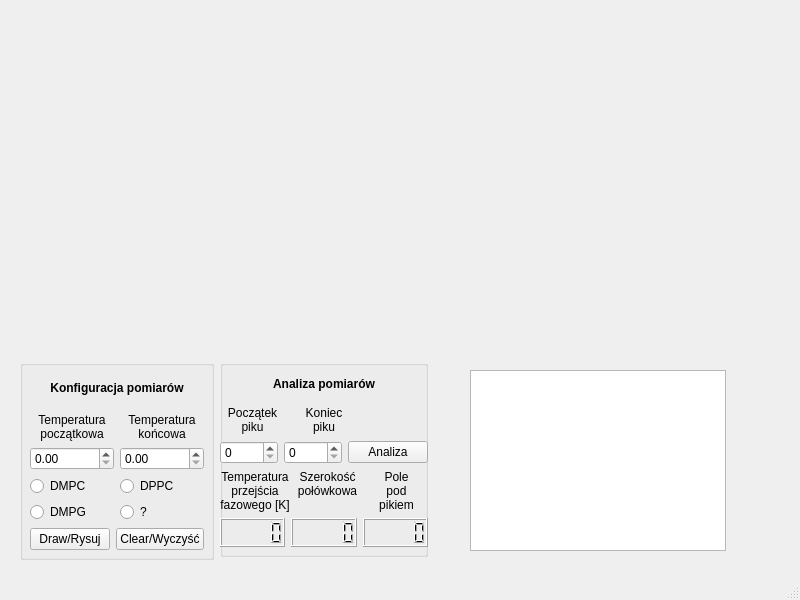
Above: Calorimetry/mainwindow.ui from pgogoWro/CalorimetryQT before the change. Below: the same form after it.
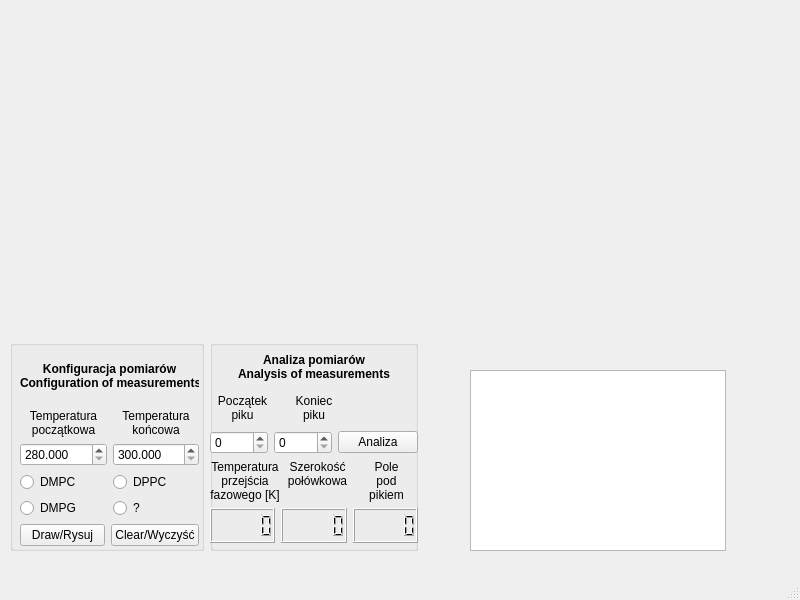
That is the form after the change. Custom widgets are drawn as their Qt base class.

Commit message: All configuration of measurements works

Diff of the .ui file:
```diff
--- a/Calorimetry/mainwindow.ui
+++ b/Calorimetry/mainwindow.ui
@@ -20,17 +20,17 @@
       <x>10</x>
       <y>10</y>
       <width>781</width>
-      <height>341</height>
+      <height>321</height>
      </rect>
     </property>
    </widget>
    <widget class="QGroupBox" name="groupBox">
     <property name="geometry">
      <rect>
-      <x>20</x>
-      <y>360</y>
+      <x>10</x>
+      <y>340</y>
       <width>194</width>
-      <height>200</height>
+      <height>211</height>
      </rect>
     </property>
     <widget class="QWidget" name="layoutWidget">
@@ -38,15 +38,15 @@
       <rect>
        <x>10</x>
        <y>10</y>
-       <width>174</width>
-       <height>180</height>
+       <width>179</width>
+       <height>196</height>
       </rect>
      </property>
      <layout class="QVBoxLayout" name="verticalLayout_5">
       <item>
        <widget class="QLabel" name="label">
         <property name="text">
-         <string>&lt;html&gt;&lt;head/&gt;&lt;body&gt;&lt;p&gt;&lt;span style=&quot; font-weight:700;&quot;&gt;Konfiguracja pomiarów&lt;/span&gt;&lt;/p&gt;&lt;/body&gt;&lt;/html&gt;</string>
+         <string>&lt;html&gt;&lt;head/&gt;&lt;body&gt;&lt;p&gt;&lt;span style=&quot; font-weight:700;&quot;&gt;Konfiguracja pomiarów&lt;br/&gt;Configuration of measurements&lt;/span&gt;&lt;/p&gt;&lt;/body&gt;&lt;/html&gt;</string>
         </property>
         <property name="alignment">
          <set>Qt::AlignCenter</set>
@@ -68,7 +68,20 @@
            </widget>
           </item>
           <item>
-           <widget class="QDoubleSpinBox" name="startTempSet"/>
+           <widget class="QDoubleSpinBox" name="startTempSet">
+            <property name="decimals">
+             <number>3</number>
+            </property>
+            <property name="minimum">
+             <double>280.000000000000000</double>
+            </property>
+            <property name="maximum">
+             <double>310.000000000000000</double>
+            </property>
+            <property name="singleStep">
+             <double>0.015000000000000</double>
+            </property>
+           </widget>
           </item>
          </layout>
         </item>
@@ -85,7 +98,20 @@
            </widget>
           </item>
           <item>
-           <widget class="QDoubleSpinBox" name="stopTempSet"/>
+           <widget class="QDoubleSpinBox" name="stopTempSet">
+            <property name="decimals">
+             <number>3</number>
+            </property>
+            <property name="minimum">
+             <double>300.000000000000000</double>
+            </property>
+            <property name="maximum">
+             <double>340.000000000000000</double>
+            </property>
+            <property name="singleStep">
+             <double>0.015000000000000</double>
+            </property>
+           </widget>
           </item>
          </layout>
         </item>
@@ -159,10 +185,10 @@
    <widget class="QGroupBox" name="groupBox_2">
     <property name="geometry">
      <rect>
-      <x>220</x>
-      <y>360</y>
+      <x>210</x>
+      <y>340</y>
       <width>208</width>
-      <height>197</height>
+      <height>211</height>
      </rect>
     </property>
     <widget class="QWidget" name="layoutWidget">
@@ -171,14 +197,14 @@
        <x>0</x>
        <y>10</y>
        <width>208</width>
-       <height>177</height>
+       <height>193</height>
       </rect>
      </property>
      <layout class="QVBoxLayout" name="verticalLayout_7">
       <item>
        <widget class="QLabel" name="label_7">
         <property name="text">
-         <string>&lt;html&gt;&lt;head/&gt;&lt;body&gt;&lt;p&gt;&lt;span style=&quot; font-weight:700;&quot;&gt;Analiza pomiarów&lt;/span&gt;&lt;/p&gt;&lt;/body&gt;&lt;/html&gt;</string>
+         <string>&lt;html&gt;&lt;head/&gt;&lt;body&gt;&lt;p&gt;&lt;span style=&quot; font-weight:700;&quot;&gt;Analiza pomiarów&lt;br/&gt;Analysis of measurements&lt;/span&gt;&lt;/p&gt;&lt;/body&gt;&lt;/html&gt;</string>
         </property>
         <property name="alignment">
          <set>Qt::AlignCenter</set>
```
The commit also changes 21 other files.
